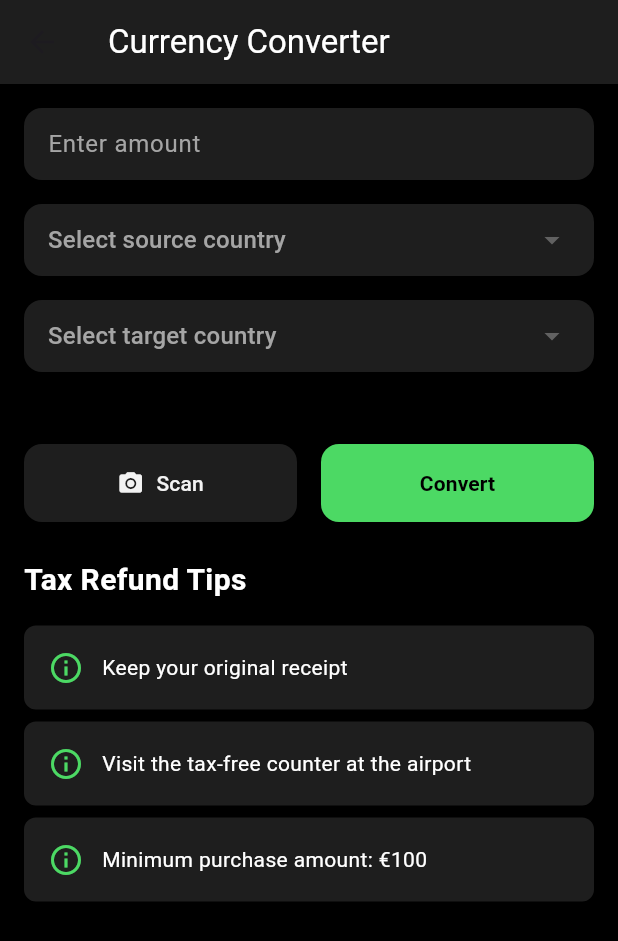
After one commit to Tayaa01/Nomadly-Front, a Flutter app: the CurrencyConverterPage screen opened by its route, after a tap on "Scan", on a phone screen of 412 x 824 dp. The commit adds this screen. Shown: the top 941 px of the screen. Run offline on Flutter 3.47's test engine with Material 3 defaults, Android fonts, the light colour scheme and no system bars.

Commit message:
scan static

```diff
--- a/nomadly_front/lib/main.dart
+++ b/nomadly_front/lib/main.dart
@@ -1,6 +1,7 @@
 import 'package:flutter/material.dart';
 import 'package:nomadly_front/views/welcome_page.dart';
 import 'package:nomadly_front/views/SignIn_page.dart';
+import 'package:nomadly_front/views/currency_converter_page.dart';
 
 void main() {
   runApp(const MyApp());
@@ -21,6 +22,7 @@ class MyApp extends StatelessWidget {
       home: const WelcomePage(), // Set WelcomePage as the initial screen
       routes: {
         '/sign-in': (context) => const SignInPage(),
+        '/currency-converter': (context) => const CurrencyConverterPage(),
       },
     );
   }
--- a/nomadly_front/lib/views/SignIn_page.dart
+++ b/nomadly_front/lib/views/SignIn_page.dart
@@ -191,8 +191,8 @@ class _SignInPageState extends State<SignInPage> {
                 const SizedBox(height: 24),
 
                 // Or Continue With Divider
-                Row(
-                  children: const [
+                const Row(
+                  children: [
                     Expanded(
                       child: Divider(color: Color(0xFF333333), thickness: 1),
                     ),
--- /dev/null
+++ b/nomadly_front/lib/views/currency_converter_page.dart
@@ -0,0 +1,253 @@
+import 'package:flutter/material.dart';
+
+class CurrencyConverterPage extends StatefulWidget {
+  const CurrencyConverterPage({super.key});
+
+  @override
+  State<CurrencyConverterPage> createState() => _CurrencyConverterPageState();
+}
+
+class _CurrencyConverterPageState extends State<CurrencyConverterPage> {
+  final TextEditingController _amountController = TextEditingController();
+  String? _sourceCountry;
+  String? _targetCountry;
+  double? _convertedAmount;
+  List<String> _taxRefundTips = [];
+  bool _showTips = false;
+
+  @override
+  Widget build(BuildContext context) {
+    return Scaffold(
+      backgroundColor: const Color(0xFF000000),
+      appBar: AppBar(
+        backgroundColor: const Color(0xFF1E1E1E),
+        title: const Text('Currency Converter',
+            style: TextStyle(color: Color(0xFFFFFFFF))),
+      ),
+      body: SingleChildScrollView(
+        child: Padding(
+          padding: const EdgeInsets.all(16.0),
+          child: Column(
+            crossAxisAlignment: CrossAxisAlignment.stretch,
+            children: [
+              // Amount Input
+              Container(
+                padding: const EdgeInsets.symmetric(horizontal: 16),
+                decoration: BoxDecoration(
+                  color: const Color(0xFF1E1E1E),
+                  borderRadius: BorderRadius.circular(12),
+                ),
+                child: TextField(
+                  controller: _amountController,
+                  style: const TextStyle(color: Color(0xFFFFFFFF)),
+                  keyboardType: TextInputType.number,
+                  decoration: const InputDecoration(
+                    hintText: 'Enter amount',
+                    hintStyle: TextStyle(color: Color(0xFFA5A5A5)),
+                    border: InputBorder.none,
+                  ),
+                ),
+              ),
+              const SizedBox(height: 16),
+
+              // Source Country Dropdown
+              Container(
+                padding: const EdgeInsets.symmetric(horizontal: 16),
+                decoration: BoxDecoration(
+                  color: const Color(0xFF1E1E1E),
+                  borderRadius: BorderRadius.circular(12),
+                ),
+                child: DropdownButtonHideUnderline(
+                  child: DropdownButton<String>(
+                    dropdownColor: const Color(0xFF1E1E1E),
+                    hint: const Text('Select source country',
+                        style: TextStyle(color: Color(0xFFA5A5A5))),
+                    value: _sourceCountry,
+                    isExpanded: true,
+                    items: ['USA', 'France', 'UK', 'Japan']
+                        .map((String value) => DropdownMenuItem<String>(
+                              value: value,
+                              child: Text(value,
+                                  style: const TextStyle(color: Color(0xFFFFFFFF))),
+                            ))
+                        .toList(),
+                    onChanged: (newValue) {
+                      setState(() {
+                        _sourceCountry = newValue;
+                      });
+                    },
+                  ),
+                ),
+              ),
+              const SizedBox(height: 16),
+
+              // Target Country Dropdown
+              Container(
+                padding: const EdgeInsets.symmetric(horizontal: 16),
+                decoration: BoxDecoration(
+                  color: const Color(0xFF1E1E1E),
+                  borderRadius: BorderRadius.circular(12),
+                ),
+                child: DropdownButtonHideUnderline(
+                  child: DropdownButton<String>(
+                    dropdownColor: const Color(0xFF1E1E1E),
+                    hint: const Text('Select target country',
+                        style: TextStyle(color: Color(0xFFA5A5A5))),
+                    value: _targetCountry,
+                    isExpanded: true,
+                    items: ['USA', 'France', 'UK', 'Japan']
+                        .map((String value) => DropdownMenuItem<String>(
+                              value: value,
+                              child: Text(value,
+                                  style: const TextStyle(color: Color(0xFFFFFFFF))),
+                            ))
+                        .toList(),
+                    onChanged: (newValue) {
+                      setState(() {
+                        _targetCountry = newValue;
+                      });
+                    },
+                  ),
+                ),
+              ),
+              const SizedBox(height: 24),
+
+              // Results Display
+              if (_convertedAmount != null)
+                Container(
+                  padding: const EdgeInsets.all(20),
+                  decoration: BoxDecoration(
+                    color: const Color(0xFF1E1E1E),
+                    borderRadius: BorderRadius.circular(12),
+                    border: Border.all(
+                      color: const Color(0xFF4CD964),
+                      width: 1,
+                    ),
+                  ),
+                  child: Column(
+                    children: [
+                      const Text(
+                        'Converted Amount',
+                        style: TextStyle(
+                          color: Color(0xFFA5A5A5),
+                          fontSize: 16,
+                        ),
+                      ),
+                      const SizedBox(height: 8),
+                      Text(
+                        '\$${_convertedAmount?.toStringAsFixed(2)}',
+                        style: const TextStyle(
+                          color: Color(0xFFFFFFFF),
+                          fontSize: 32,
+                          fontWeight: FontWeight.bold,
+                        ),
+                      ),
+                    ],
+                  ),
+                ),
+              const SizedBox(height: 24),
+
+              // Action Buttons
+              Row(
+                children: [
+                  Expanded(
+                    child: ElevatedButton.icon(
+                      style: ElevatedButton.styleFrom(
+                        backgroundColor: const Color(0xFF1E1E1E),
+                        padding: const EdgeInsets.symmetric(vertical: 16),
+                        shape: RoundedRectangleBorder(
+                          borderRadius: BorderRadius.circular(12),
+                        ),
+                      ),
+                      onPressed: () async {
+                        // Implement scan functionality
+                        setState(() {
+                          _showTips = true;
+                          // Simulated tips - replace with actual API call
+                          _taxRefundTips = [
+                            'Keep your original receipt',
+                            'Visit the tax-free counter at the airport',
+                            'Minimum purchase amount: €100',
+                          ];
+                        });
+                      },
+                      icon: const Icon(Icons.camera_alt,
+                          color: Color(0xFFF2F2F2)),
+                      label: const Text('Scan',
+                          style: TextStyle(color: Color(0xFFF2F2F2))),
+                    ),
+                  ),
+                  const SizedBox(width: 16),
+                  Expanded(
+                    child: ElevatedButton(
+                      style: ElevatedButton.styleFrom(
+                        backgroundColor: const Color(0xFF4CD964),
+                        padding: const EdgeInsets.symmetric(vertical: 16),
+                        shape: RoundedRectangleBorder(
+                          borderRadius: BorderRadius.circular(12),
+                        ),
+                      ),
+                      onPressed: () {
+                        // Simulate conversion
+                        setState(() {
+                          _convertedAmount = 120.50; // Replace with actual conversion
+                        });
+                      },
+                      child: const Text('Convert',
+                          style: TextStyle(
+                            color: Colors.black,
+                            fontWeight: FontWeight.bold,
+                          )),
+                    ),
+                  ),
+                ],
+              ),
+
+              // Tax Refund Tips
+              if (_showTips) ...[
+                const SizedBox(height: 24),
+                const Text(
+                  'Tax Refund Tips',
+                  style: TextStyle(
+                    color: Colors.white,
+                    fontSize: 20,
+                    fontWeight: FontWeight.bold,
+                  ),
+                ),
+                const SizedBox(height: 16),
+                ...(_taxRefundTips.map((tip) => Padding(
+                      padding: const EdgeInsets.only(bottom: 8),
+                      child: Container(
+                        padding: const EdgeInsets.all(16),
+                        decoration: BoxDecoration(
+                          color: const Color(0xFF1E1E1E),
+                          borderRadius: BorderRadius.circular(8),
+                        ),
+                        child: Row(
+                          children: [
+                            const Icon(
+                              Icons.info_outline,
+                              color: Color(0xFF4CD964),
+                            ),
+                            const SizedBox(width: 12),
+                            Expanded(
+                              child: Text(
+                                tip,
+                                style: const TextStyle(
+                                  color: Colors.white,
+                                  fontSize: 14,
+                                ),
+                              ),
+                            ),
+                          ],
+                        ),
+                      ),
+                    )))
+              ],
+            ],
+          ),
+        ),
+      ),
+    );
+  }
+}
--- a/nomadly_front/lib/views/homepage.dart
+++ b/nomadly_front/lib/views/homepage.dart
@@ -77,6 +77,11 @@ class HomePage extends StatelessWidget {
         type: BottomNavigationBarType.fixed,
         showSelectedLabels: false,
         showUnselectedLabels: false,
+        onTap: (index) {
+          if (index == 2) { // Index for the currency converter
+            Navigator.pushNamed(context, '/currency-converter');
+          }
+        },
         items: const [
           BottomNavigationBarItem(
             icon: Icon(Icons.home),
@@ -87,8 +92,8 @@ class HomePage extends StatelessWidget {
             label: 'Search',
           ),
           BottomNavigationBarItem(
-            icon: Icon(Icons.navigation),
-            label: 'Navigation',
+            icon: Icon(Icons.currency_exchange),  // Changed to currency icon
+            label: 'Currency',
           ),
           BottomNavigationBarItem(
             icon: Icon(Icons.bookmark_border),
--- a/nomadly_front/lib/views/welcome_page.dart
+++ b/nomadly_front/lib/views/welcome_page.dart
@@ -186,9 +186,9 @@ class WelcomePage extends StatelessWidget {
                 onTap: () {},
                 child: Container(
                   padding: const EdgeInsets.symmetric(vertical: 12),
-                  child: Row(
+                  child: const Row(
                     mainAxisAlignment: MainAxisAlignment.spaceBetween,
-                    children: const [
+                    children: [
                       Text(
                         'Language',
                         style: TextStyle(
```
Also changed, not shown: nomadly_front/pubspec.lock, 125 other files.
